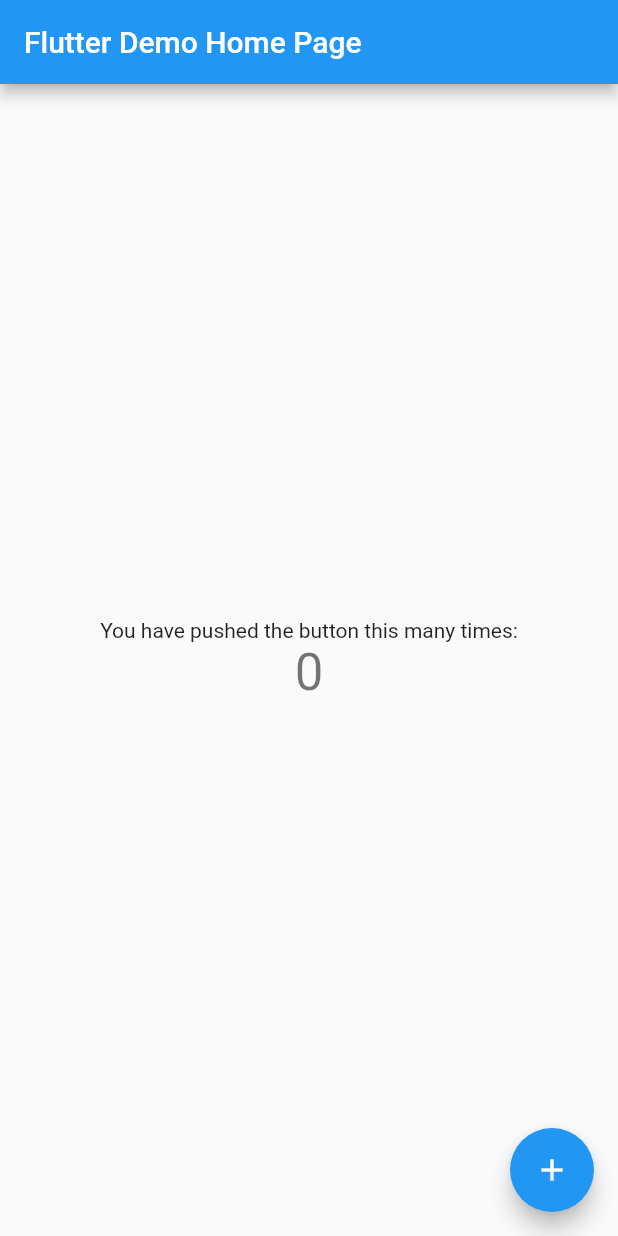
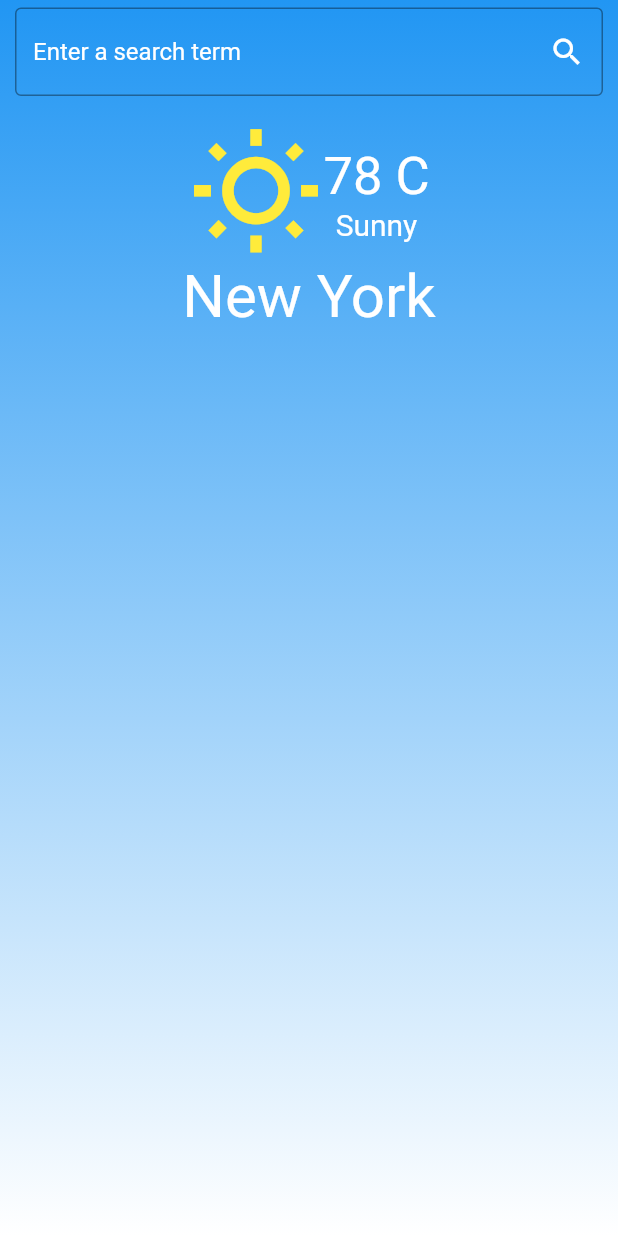
Before and after one commit to MarcosSandoval/WeatherAppDemo, a Flutter app: the screen it shows after launch, on a phone screen of 412 x 824 dp. Run offline on Flutter 3.47's test engine with Material 2 defaults, Android fonts, the phone set to English and light mode, and no system bars.

Commit message:
Creating weather UI

```diff
--- a/lib/main.dart
+++ b/lib/main.dart
@@ -1,4 +1,5 @@
 import 'package:flutter/material.dart';
+import 'package:weather_demo_app_code/weatherPage.dart';
 
 void main() {
   runApp(MyApp());
@@ -10,6 +11,7 @@ class MyApp extends StatelessWidget {
   Widget build(BuildContext context) {
     return MaterialApp(
       title: 'Flutter Demo',
+      debugShowCheckedModeBanner: false,
       theme: ThemeData(
         // This is the theme of your application.
         //
@@ -26,7 +28,9 @@ class MyApp extends StatelessWidget {
         // closer together (more dense) than on mobile platforms.
         visualDensity: VisualDensity.adaptivePlatformDensity,
       ),
-      home: MyHomePage(title: 'Flutter Demo Home Page'),
+      home: Scaffold(
+        body: WeatherPage(),
+      ),
     );
   }
 }
--- /dev/null
+++ b/lib/weatherPage.dart
@@ -0,0 +1,87 @@
+import 'package:flutter/material.dart';
+
+class WeatherPage extends StatelessWidget {
+  @override
+  Widget build(BuildContext context) {
+    return Container(
+      decoration: BoxDecoration(
+        gradient: LinearGradient(
+          begin: Alignment.topCenter,
+          end: Alignment.bottomCenter,
+          colors: [Colors.blue, Colors.white],
+        ),
+      ),
+      child: SafeArea(
+        child: Padding(
+          padding: const EdgeInsets.symmetric(horizontal: 10, vertical: 5),
+          child: Container(
+            child: Column(
+              children: [
+                TextField(
+                  decoration: InputDecoration(
+                    suffixIcon: Icon(
+                      Icons.search,
+                      color: Colors.white,
+                    ),
+                    border: OutlineInputBorder(
+                        borderSide: BorderSide(color: Colors.white)),
+                    hintText: 'Enter a search term',
+                    hintStyle: TextStyle(
+                      color: Colors.white,
+                    ),
+                  ),
+                  style: TextStyle(
+                    color: Colors.white,
+                  ),
+                ),
+                SizedBox(
+                  height: 20,
+                ),
+                Column(
+                  crossAxisAlignment: CrossAxisAlignment.center,
+                  children: [
+                    Row(
+                      mainAxisAlignment: MainAxisAlignment.center,
+                      children: [
+                        Icon(
+                          Icons.wb_sunny_outlined,
+                          size: 90,
+                          color: Colors.yellow,
+                        ),
+                        Column(
+                          children: [
+                            Text(
+                              '78 C',
+                              style: TextStyle(
+                                fontSize: 35,
+                                color: Colors.white,
+                              ),
+                            ),
+                            Text(
+                              'Sunny',
+                              style: TextStyle(
+                                fontSize: 20,
+                                color: Colors.white,
+                              ),
+                            ),
+                          ],
+                        ),
+                      ],
+                    ),
+                    Text(
+                      'New York',
+                      style: TextStyle(
+                        fontSize: 40,
+                        color: Colors.white,
+                      ),
+                    )
+                  ],
+                )
+              ],
+            ),
+          ),
+        ),
+      ),
+    );
+  }
+}
```
Also changed, not shown: 1 other file.
